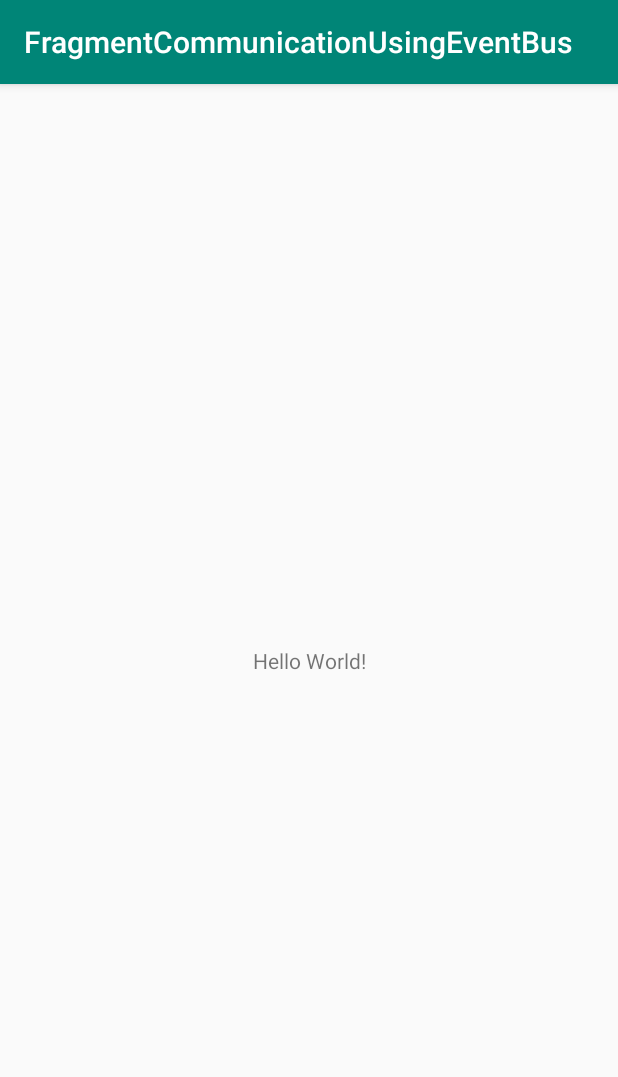
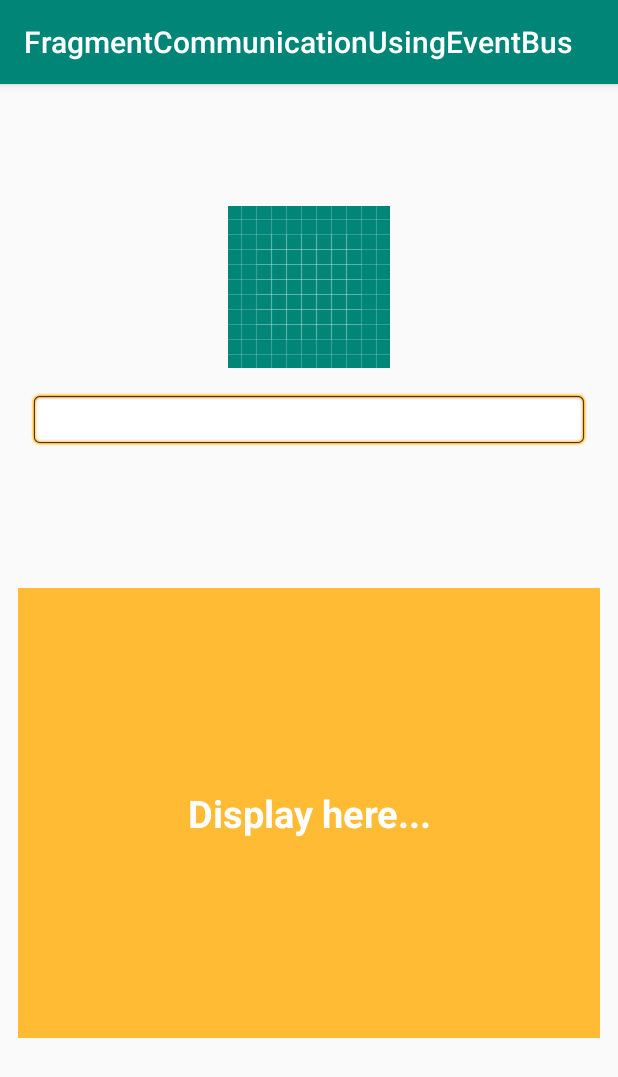
Before and after one commit to kiranofans/Android-Basics, an Android app: the screen it shows after launch (MainActivity), on a phone screen of 412 x 824 dp. Shown: the top 1077 px of the screen. Run offline under Robolectric (Android 15) with nearby library versions, the phone set to English and light mode, and no system bars.

Commit message:
added layout files

```diff
--- a/FragmentCommunicationUsingEventBus/app/build.gradle
+++ b/FragmentCommunicationUsingEventBus/app/build.gradle
@@ -26,4 +26,8 @@ dependencies {
     testImplementation 'junit:junit:4.12'
     androidTestImplementation 'androidx.test:runner:1.2.0'
     androidTestImplementation 'androidx.test.espresso:espresso-core:3.2.0'
+
+    //Event bus library
+    implementation 'org.greenrobot:eventbus:3.1.1'
+
 }
--- a/FragmentCommunicationUsingEventBus/app/src/main/res/layout/activity_main.xml
+++ b/FragmentCommunicationUsingEventBus/app/src/main/res/layout/activity_main.xml
@@ -1,18 +1,27 @@
 <?xml version="1.0" encoding="utf-8"?>
-<androidx.constraintlayout.widget.ConstraintLayout xmlns:android="http://schemas.android.com/apk/res/android"
-    xmlns:app="http://schemas.android.com/apk/res-auto"
+<RelativeLayout xmlns:android="http://schemas.android.com/apk/res/android"
     xmlns:tools="http://schemas.android.com/tools"
     android:layout_width="match_parent"
     android:layout_height="match_parent"
     tools:context=".MainActivity">
 
-    <TextView
+    <LinearLayout
         android:layout_width="wrap_content"
         android:layout_height="wrap_content"
-        android:text="Hello World!"
-        app:layout_constraintBottom_toBottomOf="parent"
-        app:layout_constraintLeft_toLeftOf="parent"
-        app:layout_constraintRight_toRightOf="parent"
-        app:layout_constraintTop_toTopOf="parent" />
+        android:orientation="vertical"
+        android:text="Hello World!" >
 
-</androidx.constraintlayout.widget.ConstraintLayout>
+        <include layout="@layout/fragment_send_layout"
+            android:id="@+id/send_fragment"
+            android:layout_height="300dp"
+            android:layout_margin="12dp"
+            android:layout_width="match_parent"/>
+
+        <include layout="@layout/fragment_receive_layout"
+            android:id="@+id/receive_fragment"
+            android:layout_height="300dp"
+            android:layout_margin="12dp"
+            android:layout_width="match_parent"/>
+    </LinearLayout>
+
+</RelativeLayout>
--- /dev/null
+++ b/FragmentCommunicationUsingEventBus/app/src/main/res/layout/fragment_receive_layout.xml
@@ -0,0 +1,18 @@
+<?xml version="1.0" encoding="utf-8"?>
+<RelativeLayout xmlns:android="http://schemas.android.com/apk/res/android"
+    android:orientation="vertical" android:layout_width="match_parent"
+    android:layout_height="match_parent"
+    android:background="@android:color/holo_orange_light">
+
+    <TextView
+        android:layout_width="match_parent"
+        android:layout_height="wrap_content"
+        android:textStyle="bold"
+        android:textSize="25sp"
+        android:padding="4dp"
+        android:layout_centerVertical="true"
+        android:textAlignment="center"
+        android:textColor="@android:color/white"
+        android:text="Display here..."/>
+
+</RelativeLayout>
--- /dev/null
+++ b/FragmentCommunicationUsingEventBus/app/src/main/res/layout/fragment_send_layout.xml
@@ -0,0 +1,29 @@
+<?xml version="1.0" encoding="utf-8"?>
+<RelativeLayout xmlns:android="http://schemas.android.com/apk/res/android"
+    android:layout_width="match_parent"
+    android:layout_height="match_parent"
+    android:orientation="vertical">
+
+    <LinearLayout
+        android:layout_width="match_parent"
+        android:layout_height="wrap_content"
+        android:layout_centerVertical="true"
+        android:orientation="vertical">
+
+        <ImageView
+            android:id="@+id/image_view"
+            android:layout_width="match_parent"
+            android:layout_height="wrap_content"
+            android:layout_margin="8dp"
+            android:src="@drawable/ic_launcher_background" />
+
+        <EditText
+            android:id="@+id/text_input_box"
+            android:layout_width="match_parent"
+            android:layout_height="wrap_content"
+            android:layout_margin="8dp"
+            android:background="@android:drawable/editbox_background" />
+
+    </LinearLayout>
+
+</RelativeLayout>
```
